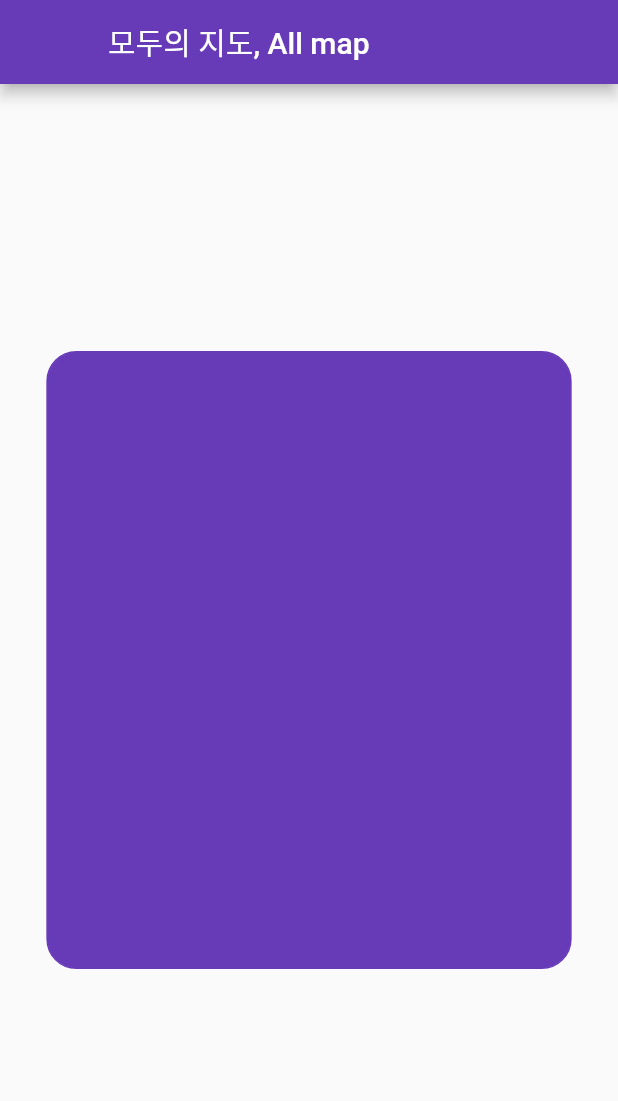
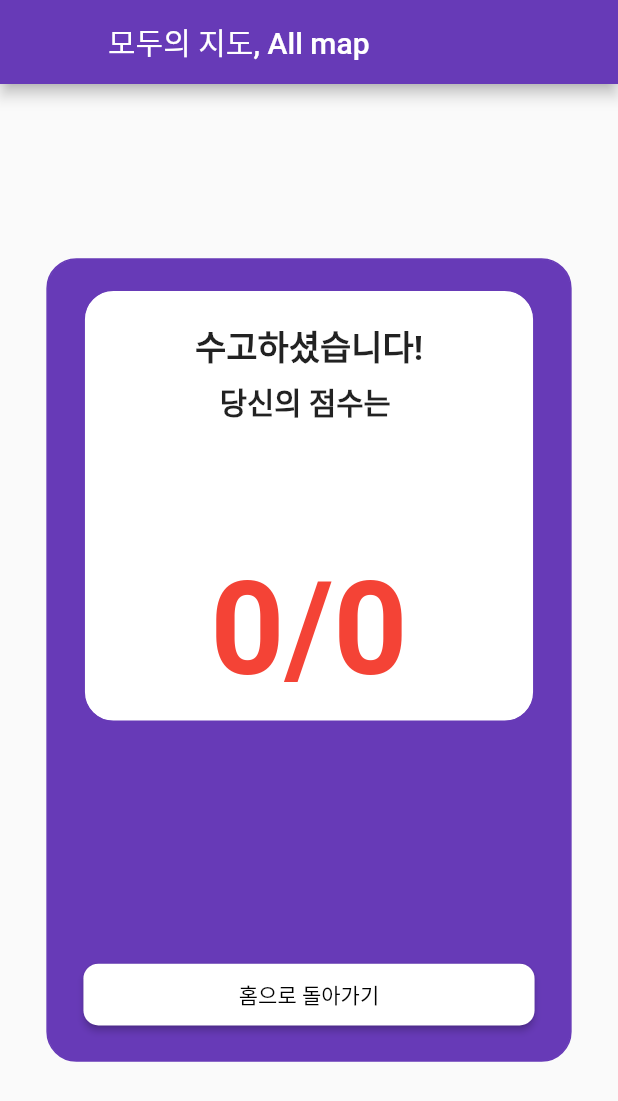
Before and after one commit to onixdragon1/All-map, a Flutter app: the ResultScreen screen opened directly with empty values, on a phone screen of 412 x 824 dp. Shown: the top 1101 px of the screen. Run offline on Flutter 3.47's test engine with Material 2 defaults, Android fonts, the phone set to English and light mode, and no system bars; our stand-ins replace auto_size_text, flutter_swiper.

```diff
--- a/lib/screen/screen_home.dart
+++ b/lib/screen/screen_home.dart
@@ -31,7 +31,9 @@ class _HomeScreenState extends State<HomeScreen> {
     double width = screenSize.width;
     double height = screenSize.height;
 
-    return SafeArea(
+    return WillPopScope(
+      onWillPop: () async => false,
+      child: SafeArea(
         child: Scaffold(
           appBar: AppBar(
             title: Text('All map'),
@@ -100,6 +102,7 @@ class _HomeScreenState extends State<HomeScreen> {
             ],
           ),
         ),
+      ),
     );
   }
 
--- a/lib/screen/screen_result.dart
+++ b/lib/screen/screen_result.dart
@@ -1,4 +1,5 @@
 import 'package:all_map/model/quiz.dart';
+import 'package:all_map/screen/screen_home.dart';
 import 'package:flutter/material.dart';
 
 class ResultScreen extends StatelessWidget {
@@ -19,7 +20,9 @@ class ResultScreen extends StatelessWidget {
       }
     }
 
-    return SafeArea(
+    return WillPopScope(
+      onWillPop: () async => false,
+      child: SafeArea(
         child: Scaffold(
           appBar: AppBar(
             title: Text('모두의 지도, All map'),
@@ -34,13 +37,93 @@ class ResultScreen extends StatelessWidget {
                 color: Colors.deepPurple,
               ),
               width: width * 0.85,
-            height: height * 0.5,
+              height: height * 0.65,
               child: Column(
-              children: <Widget>[],
+                children: <Widget>[
+                  Padding(
+                    padding: EdgeInsets.only(bottom: width * 0.048),
+                  ),
+                  Container(
+                    decoration: BoxDecoration(
+                      borderRadius: BorderRadius.circular(20),
+                      border: Border.all(color: Colors.deepPurple),
+                      color: Colors.white,
+                    ),
+                    width: width * 0.73,
+                    height: height * 0.35,
+                    child: Column(
+                      children: <Widget>[
+                        Container(
+                          padding: EdgeInsets.fromLTRB(
+                            0,
+                            width * 0.048,
+                            0,
+                            width * 0.012
+                          ),
+                          child: Text(
+                            '수고하셨습니다!',
+                            style: TextStyle(
+                              fontSize: width * 0.055,
+                              fontWeight: FontWeight.bold,
+                            ),
+                          ),
+                        ),
+                        Text(
+                          '당신의 점수는 ',
+                          style: TextStyle(
+                            fontSize: width * 0.048,
+                            fontWeight: FontWeight.bold,
+                          ),
+                        ),
+                        Expanded(
+                          child: Container(),
+                        ),
+                        Text(
+                          score.toString() + '/' + quizs.length.toString(),
+                          style: TextStyle(
+                            fontSize: width * 0.21,
+                            fontWeight: FontWeight.bold,
+                            color: Colors.red,
+                          ),
+                        ),
+                        Padding(
+                          padding: EdgeInsets.all(width * 0.012),
+                        ),
+                      ],
+                    ),
+                  ),
+                  Expanded(
+                    child: Container(),
+                  ),
+                  Container(
+                    padding: EdgeInsets.only(bottom: width * 0.048),
+                    child: ButtonTheme(
+                      minWidth: width * 0.73,
+                      height: height * 0.05,
+                      shape: RoundedRectangleBorder(
+                        borderRadius: BorderRadius.circular(10),
+                      ),
+                      child: RaisedButton(
+                        onPressed: () {
+                          Navigator.push(
+                            context,
+                            MaterialPageRoute(builder: (context) {
+                              return HomeScreen();
+                            }),
+                          );
+                        },
+                        child: Text('홈으로 돌아가기'),
+                        color: Colors.white,
+                        textColor: Colors.black,
+                      ),
+                    ),
+                  ),
+                ],
               ),
             ),
           ),
         ),
+      )
     );
   }
 }
```
Lines whose indentation alone changed are shown as unchanged.
